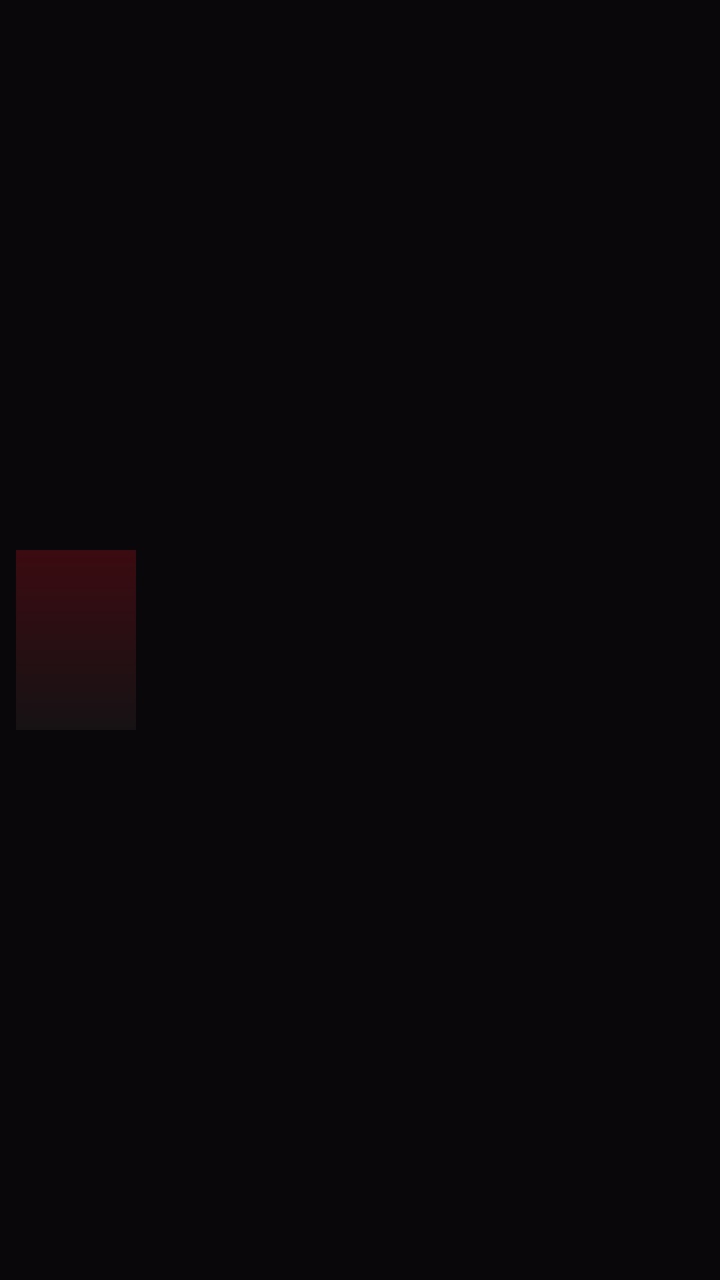
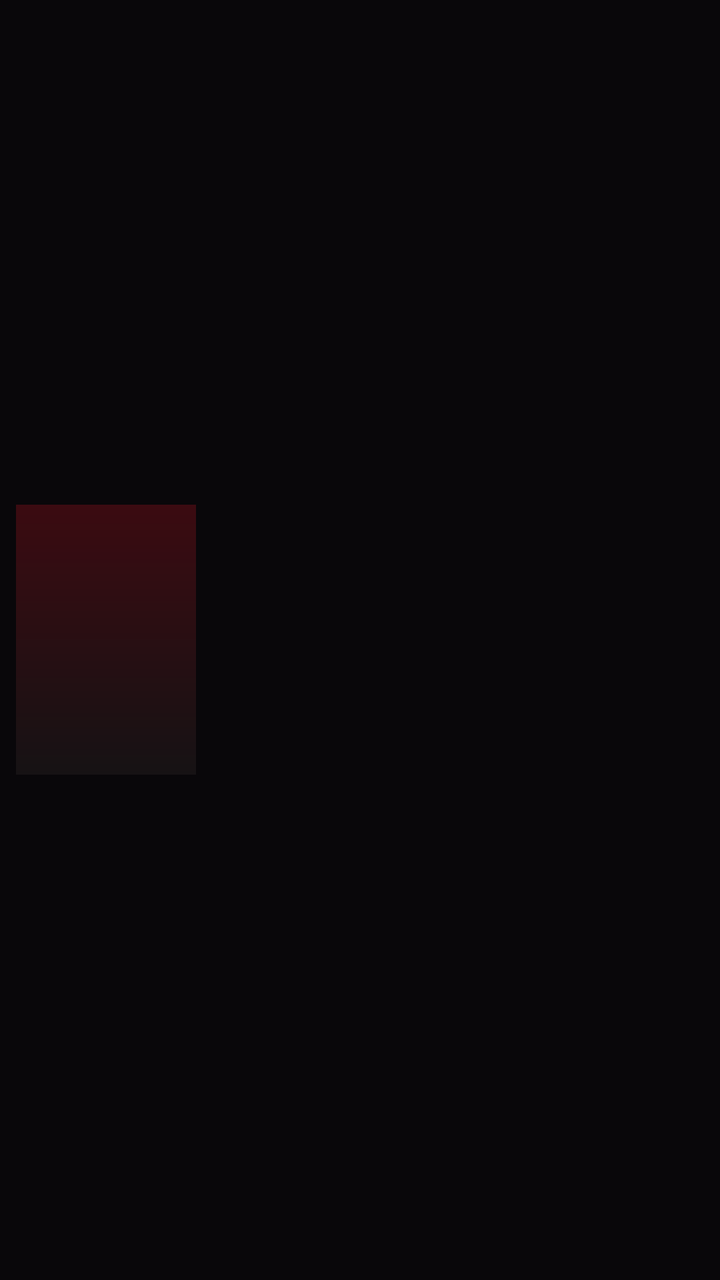

Two renders of the same Android screen: before a commit and after it. Below are the layout's source before the change and the commit's diff.
<!-- AndroidManifest.xml: application theme AppTheme -->
<!-- res/layout/item_continue.xml -->
<?xml version="1.0" encoding="utf-8"?>
<LinearLayout xmlns:android="http://schemas.android.com/apk/res/android"
    android:layout_width="match_parent"
    android:layout_height="wrap_content"
    android:gravity="center_vertical"
    android:orientation="horizontal"
    android:padding="8dp">

    <ImageView
        android:id="@+id/iv_cover"
        android:layout_width="60dp"
        android:layout_height="90dp"
        android:background="@drawable/bg_poster"
        android:contentDescription="Capa"
        android:scaleType="centerCrop" />

    <LinearLayout
        android:layout_width="0dp"
        android:layout_height="wrap_content"
        android:layout_marginStart="16dp"
        android:layout_weight="1"
        android:orientation="vertical">

        <TextView
            android:id="@+id/tv_name"
            android:layout_width="match_parent"
            android:layout_height="wrap_content"
            android:ellipsize="end"
            android:maxLines="2"
            android:textColor="#FFFFFF"
            android:textSize="20sp"
            android:textStyle="bold" />

        <TextView
            android:id="@+id/tv_pos"
            android:layout_width="match_parent"
            android:layout_height="wrap_content"
            android:layout_marginTop="4dp"
            android:textColor="#A99FA3"
            android:textSize="16sp" />
    </LinearLayout>
</LinearLayout>
<!-- resources referenced by this layout -->
<resources>
  <!-- drawable bg_poster (drawable) -->
  <?xml version="1.0" encoding="utf-8"?>
  <shape xmlns:android="http://schemas.android.com/apk/res/android" android:shape="rectangle">
      <gradient android:type="linear" android:angle="270" android:startColor="#3B0B11" android:endColor="#161214" />
  </shape>
  <style name="AppTheme" parent="android:Theme.Material.NoActionBar">
          <item name="android:windowBackground">#09070A</item>
      </style>
</resources>

<!-- the commit's change to res/layout/item_continue.xml (unified diff, before → after) -->
@@ -8,8 +8,8 @@
 
     <ImageView
         android:id="@+id/iv_cover"
-        android:layout_width="60dp"
-        android:layout_height="90dp"
+        android:layout_width="90dp"
+        android:layout_height="135dp"
         android:background="@drawable/bg_poster"
         android:contentDescription="Capa"
         android:scaleType="centerCrop" />
@@ -28,7 +28,7 @@
             android:ellipsize="end"
             android:maxLines="2"
             android:textColor="#FFFFFF"
-            android:textSize="20sp"
+            android:textSize="26sp"
             android:textStyle="bold" />
 
         <TextView
@@ -37,6 +37,6 @@
             android:layout_height="wrap_content"
             android:layout_marginTop="4dp"
             android:textColor="#A99FA3"
-            android:textSize="16sp" />
+            android:textSize="20sp" />
     </LinearLayout>
 </LinearLayout>
